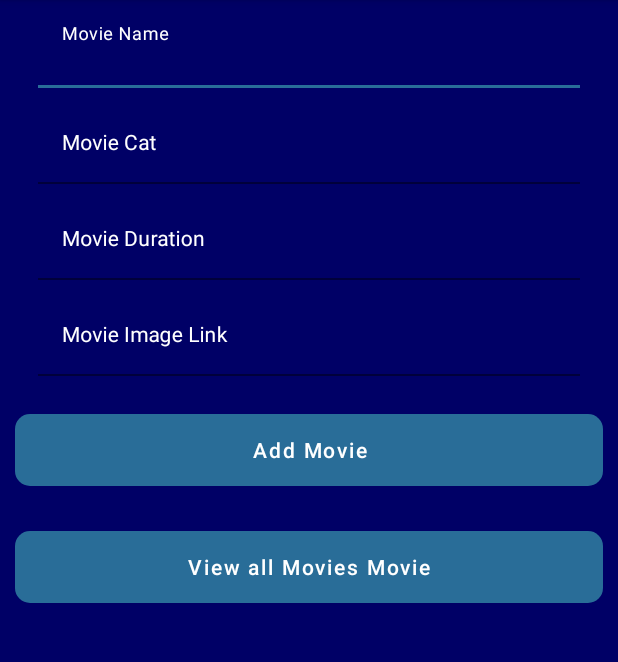
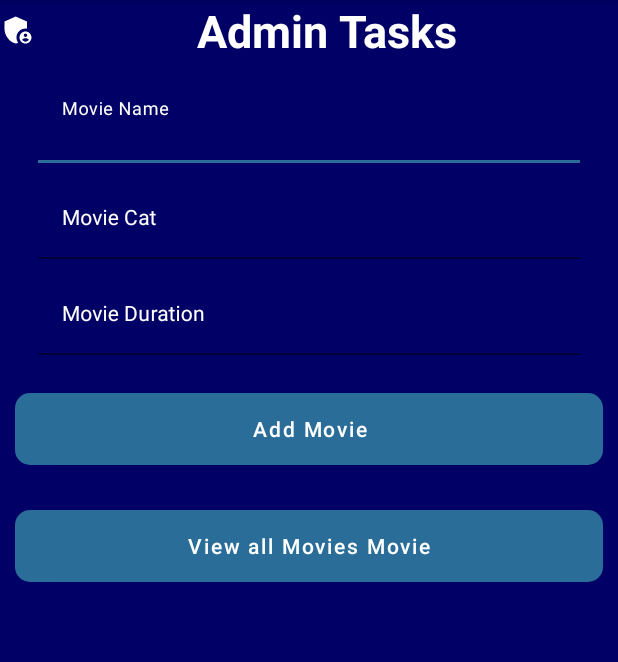
Before and after one commit to Rivindu2/Insight, an Android app: the AddmovieActivity screen opened directly, with no data from a screen before it, after a tap on "Add Movie", on a phone screen of 412 x 824 dp, the part 84-746 px from its top. Run offline under Robolectric (Android 15) with nearby library versions, the light colour scheme and no system bars; our stand-ins replace Firebase (no records; nobody signed in at launch, a user with empty details on screens opened directly); 1 statement that could not run was skipped.

Commit message:
RIVINDU COMPLETE CRUD

```diff
--- a/app/build.gradle
+++ b/app/build.gradle
@@ -39,4 +39,5 @@ dependencies {
     implementation 'com.android.support:multidex:1.0.3'
     androidTestImplementation 'androidx.test.ext:junit:1.1.2'
     androidTestImplementation 'androidx.test.espresso:espresso-core:3.3.0'
+    implementation 'it.xabaras.android:recyclerview-swipedecorator:1.2.3'
 }
--- a/app/src/main/java/com/example/myapplication/AddmovieActivity.java
+++ b/app/src/main/java/com/example/myapplication/AddmovieActivity.java
@@ -3,6 +3,7 @@ package com.example.myapplication;
 import androidx.annotation.NonNull;
 import androidx.appcompat.app.AppCompatActivity;
 
+import android.content.Intent;
 import android.os.Bundle;
 import android.view.View;
 import android.widget.Button;
@@ -21,9 +22,10 @@ public class AddmovieActivity extends AppCompatActivity {
 
 
 
-    private EditText movieName,movieCat,movieDuration,movieImg;
+    private EditText movieName,movieCat,movieDuration;
     private Button addMovieBtn,showMoviesBtn;
     private FirebaseFirestore db;
+    private String aId,aName,aCat,aDuration;
     @Override
     protected void onCreate(Bundle savedInstanceState) {
         super.onCreate(savedInstanceState);
@@ -32,40 +34,94 @@ public class AddmovieActivity extends AppCompatActivity {
         movieName=findViewById(R.id.idMovieNameEdt);
         movieCat=findViewById(R.id.idMovieCatEdt);
         movieDuration=findViewById(R.id.idMovieDurationtEdt);
-        movieImg=findViewById(R.id.idMovieImagetEdt);
         addMovieBtn=findViewById(R.id.idtAddmovieBtn);
         showMoviesBtn=findViewById(R.id.idtShowMoviesBtn);
 
         db=FirebaseFirestore.getInstance();
 
-        addMovieBtn.setOnClickListener(new View.OnClickListener() {
+        Bundle bundle=getIntent().getExtras();
+        if(bundle!=null){
+            addMovieBtn.setText("Update");
+
+            aId=bundle.getString("aId");
+            aName=bundle.getString("aName");
+            aCat=bundle.getString("aCat");
+            aDuration=bundle.getString("aDuration");
+
+            movieName.setText(aName);//assign to new feild
+            movieCat.setText(aCat);
+            movieDuration.setText(aDuration);
+
+
+        }else {
+            addMovieBtn.setText("Add Movie");
+        }
+
+        showMoviesBtn.setOnClickListener(new View.OnClickListener() {//onclick view movies
+            @Override
+            public void onClick(View view) {
+                startActivity(new Intent(AddmovieActivity.this,ViewMovieActivity.class));
+            }
+        });
+
+        addMovieBtn.setOnClickListener(new View.OnClickListener() {//Onclick addd movie button
             @Override
             public void onClick(View view) {
                 String name=movieName.getText().toString();
                 String cat=movieCat.getText().toString();
-                String duration=movieDuration.getText().toString();
-                String img=movieImg.getText().toString();
-                String id= UUID.randomUUID().toString();
+                float division=Integer.parseInt(movieDuration.getText().toString());
+                float s=division/60;
+                String duration=String.valueOf(s);
 
-                saveToFireStore(id,name,cat,duration,img);
+                 Bundle bundle1=getIntent().getExtras();//check if user wants to update data or add new data
+                 if (bundle1!=null){
+                     String id=aId;
+                     updatetoFirestore(id,name,cat,duration);
 
+                 }else {
+                     String id= UUID.randomUUID().toString();//generat random variable
+                     saveToFireStore(id,name,cat,duration);
+
+                 }
             }
         });
     }
-    private void saveToFireStore(String id,String name,String cat,String duration,String img){
-        if(!name.isEmpty() && !cat.isEmpty() && !duration.isEmpty() && !img.isEmpty()){
+    private void updatetoFirestore(String id,String name,String cat,String duration){
+        db.collection("MovieDocuments").document(id).update("name",name,"cat",cat,"duration",duration).addOnCompleteListener(new OnCompleteListener<Void>() {
+            @Override
+            public void onComplete(@NonNull Task<Void> task) {
+                if(task.isSuccessful()){
+                    Toast.makeText(AddmovieActivity.this, "Data Successfully updated", Toast.LENGTH_SHORT).show();
+                }else {
+                    Toast.makeText(AddmovieActivity.this, "Error"+task.getException().getMessage(), Toast.LENGTH_SHORT).show();
+                }
+            }
+        }).addOnFailureListener(new OnFailureListener() {
+            @Override
+            public void onFailure(@NonNull Exception e) {
+                Toast.makeText(AddmovieActivity.this, e.getMessage(), Toast.LENGTH_SHORT).show();
+            }
+        });
+
+    }
+
+    private void saveToFireStore(String id,String name,String cat,String duration){///to save to firestore
+        if(!name.isEmpty() && !cat.isEmpty() && !duration.isEmpty()){
             HashMap<String,Object> map=new HashMap<>();
             map.put("id", id);
             map.put("name", name);
             map.put("cat", cat);
             map.put("duration", duration);
-            map.put("img", img);
 
             db.collection("MovieDocuments").document(id).set(map).addOnCompleteListener(new OnCompleteListener<Void>() {
                 @Override
                 public void onComplete(@NonNull Task<Void> task) {
                     if(task.isSuccessful()){
                         Toast.makeText(AddmovieActivity.this, "Movie Added", Toast.LENGTH_SHORT).show();
+                        //Intent intent=new Intent(AddmovieActivity.this,ViewMovieActivity.class);
+                        //startActivity(intent);
+                        Reset();
+
                     }
                 }
             }).addOnFailureListener(new OnFailureListener() {
@@ -79,4 +135,10 @@ public class AddmovieActivity extends AppCompatActivity {
         }else
             Toast.makeText(AddmovieActivity.this, "Fields empty", Toast.LENGTH_SHORT).show();
     }
+    private void Reset(){//reset form
+        movieName.setText("");
+        movieCat.setText("");
+        movieDuration.setText("");
+
+    }
 }
--- a/app/src/main/res/drawable-v24/custom_button_background.xml
+++ b/app/src/main/res/drawable-v24/custom_button_background.xml
@@ -1,5 +1,6 @@
 <?xml version="1.0" encoding="utf-8"?>
 <shape android:shape="rectangle" xmlns:android="http://schemas.android.com/apk/res/android">
-<solid android:color="@color/blue_shade_1"></solid>
+<solid
+    android:color="@color/blue_shade_1"/>
     <corners android:radius="10dp"></corners>
 </shape>
--- /dev/null
+++ b/app/src/main/res/drawable/ic_baseline_admin_panel_settings_24.xml
@@ -0,0 +1,6 @@
+<vector android:height="24dp" android:tint="#FFFFFF"
+    android:viewportHeight="24" android:viewportWidth="24"
+    android:width="24dp" xmlns:android="http://schemas.android.com/apk/res/android">
+    <path android:fillColor="@android:color/white" android:pathData="M17,11c0.34,0 0.67,0.04 1,0.09V6.27L10.5,3L3,6.27v4.91c0,4.54 3.2,8.79 7.5,9.82c0.55,-0.13 1.08,-0.32 1.6,-0.55C11.41,19.47 11,18.28 11,17C11,13.69 13.69,11 17,11z"/>
+    <path android:fillColor="@android:color/white" android:pathData="M17,13c-2.21,0 -4,1.79 -4,4c0,2.21 1.79,4 4,4s4,-1.79 4,-4C21,14.79 19.21,13 17,13zM17,14.38c0.62,0 1.12,0.51 1.12,1.12s-0.51,1.12 -1.12,1.12s-1.12,-0.51 -1.12,-1.12S16.38,14.38 17,14.38zM17,19.75c-0.93,0 -1.74,-0.46 -2.24,-1.17c0.05,-0.72 1.51,-1.08 2.24,-1.08s2.19,0.36 2.24,1.08C18.74,19.29 17.93,19.75 17,19.75z"/>
+</vector>
--- /dev/null
+++ b/app/src/main/res/drawable/ic_baseline_delete_24.xml
@@ -0,0 +1,5 @@
+<vector android:height="24dp" android:tint="#FFFFFF"
+    android:viewportHeight="24" android:viewportWidth="24"
+    android:width="24dp" xmlns:android="http://schemas.android.com/apk/res/android">
+    <path android:fillColor="@android:color/white" android:pathData="M6,19c0,1.1 0.9,2 2,2h8c1.1,0 2,-0.9 2,-2V7H6v12zM19,4h-3.5l-1,-1h-5l-1,1H5v2h14V4z"/>
+</vector>
--- /dev/null
+++ b/app/src/main/res/drawable/ic_baseline_edit_24.xml
@@ -0,0 +1,5 @@
+<vector android:height="24dp" android:tint="#FFFFFF"
+    android:viewportHeight="24" android:viewportWidth="24"
+    android:width="24dp" xmlns:android="http://schemas.android.com/apk/res/android">
+    <path android:fillColor="@android:color/white" android:pathData="M3,17.25V21h3.75L17.81,9.94l-3.75,-3.75L3,17.25zM20.71,7.04c0.39,-0.39 0.39,-1.02 0,-1.41l-2.34,-2.34c-0.39,-0.39 -1.02,-0.39 -1.41,0l-1.83,1.83 3.75,3.75 1.83,-1.83z"/>
+</vector>
--- a/app/src/main/res/layout/activity_addmovie.xml
+++ b/app/src/main/res/layout/activity_addmovie.xml
@@ -6,11 +6,23 @@
     android:layout_height="match_parent"
     android:background="@color/blue_shade_1"
     tools:context=".AddmovieActivity">
+    <TextView
+        android:layout_width="match_parent"
+        android:layout_height="40dp"
+        android:text="Admin Tasks"
+        android:textColor="@color/white"
+        android:textSize="30dp"
+        android:gravity="center"
+        android:textStyle="bold"
+        android:drawableLeft="@drawable/ic_baseline_admin_panel_settings_24"
+
+        />
     <LinearLayout
         android:layout_width="match_parent"
         android:layout_height="wrap_content"
         android:background="@color/blue_shade_1"
         android:orientation="vertical"
+        android:layout_marginTop="50dp"
 
         >
         <com.google.android.material.textfield.TextInputLayout
@@ -75,33 +87,11 @@
                 android:layout_below="@+id/idMovieCatEdt"
                 android:background="@color/blue_shade_1"
                 android:importantForAutofill="no"
-                android:inputType="text"
+                android:inputType="number"
                 android:textColor="@color/white"
                 android:textColorHint="@color/white"
                 android:textSize="14sp"
                 android:id="@+id/idMovieDurationtEdt"/>
-        </com.google.android.material.textfield.TextInputLayout>
-
-        <com.google.android.material.textfield.TextInputLayout
-            android:layout_width="match_parent"
-            android:layout_height="wrap_content"
-            android:layout_marginStart="20dp"
-            android:layout_marginEnd="20dp"
-            android:hint="Movie Image Link"
-            android:padding="5dp"
-            android:textColorHint="@color/white"
-            app:hintTextColor="@color/white">
-            <com.google.android.material.textfield.TextInputEditText
-                android:layout_width="match_parent"
-                android:layout_height="wrap_content"
-                android:layout_below="@+id/idMovieDurationtEdt"
-                android:background="@color/blue_shade_1"
-                android:importantForAutofill="no"
-                android:inputType="text"
-                android:textColor="@color/white"
-                android:textColorHint="@color/white"
-                android:textSize="14sp"
-                android:id="@+id/idMovieImagetEdt"/>
         </com.google.android.material.textfield.TextInputLayout>
 
         <Button
@@ -113,6 +103,7 @@
             android:layout_marginEnd="10dp"
             android:layout_marginBottom="10dp"
             android:background="@drawable/custom_button_background"
+
             android:text="Add Movie"
             android:textAllCaps="false"/>
         <Button
@@ -130,6 +121,7 @@
 
 
 
+
     </LinearLayout>
 
 
```
Also changed, not shown: app/src/main/AndroidManifest.xml (+2 -8 lines), app/src/main/java/com/example/myapplication/AddCradActivity.java (deleted, +0 -14 lines), app/src/main/java/com/example/myapplication/AdminModel.java (added, +45 -0 lines), app/src/main/java/com/example/myapplication/MyAdminAdapter.java (added, +103 -0 lines), app/src/main/java/com/example/myapplication/TouchSlide.java (added, +53 -0 lines), app/src/main/java/com/example/myapplication/ViewMovieActivity.java (added, +68 -0 lines), app/src/main/res/layout/activity_add_crad.xml (deleted, +0 -17 lines), app/src/main/res/layout/activity_view_movie.xml (added, +39 -0 lines), app/src/main/res/layout/amcarditem.xml (added, +110 -0 lines).
